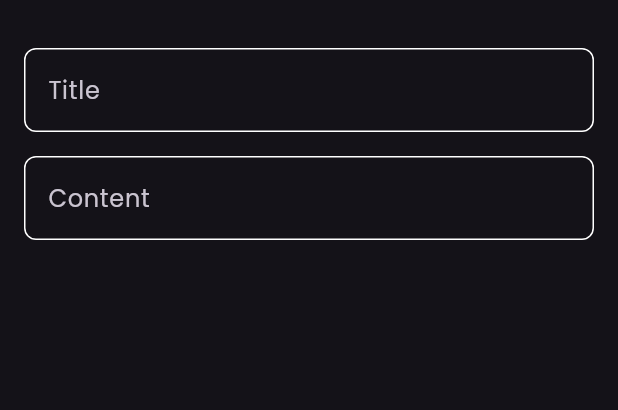
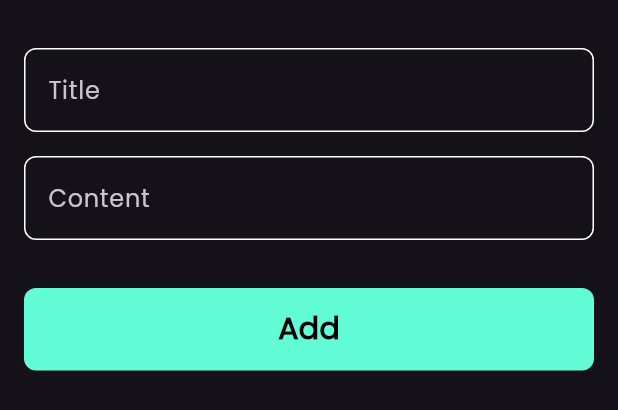
Before and after one commit to AhmedAdel8/notes_app, a Flutter app: the AddNoteBottomSheet widget shown alone on an empty page, opened directly, on a phone screen of 412 x 824 dp. Shown: the top 410 px of the screen. Run offline on Flutter 3.47's test engine with Material 3 defaults, Android fonts, the phone set to English and light mode, and no system bars; our stand-ins replace font_awesome_flutter.

Commit message:
finsh notes bottom sheet

```diff
--- a/lib/widgets/add_note_bottom_sheet.dart
+++ b/lib/widgets/add_note_bottom_sheet.dart
@@ -1,4 +1,6 @@
 import 'package:flutter/material.dart';
+import 'package:notes_app/constants.dart';
+import 'package:notes_app/widgets/custom_botton.dart';
 import 'package:notes_app/widgets/custom_text_field.dart';
 
 class AddNoteBottomSheet extends StatelessWidget {
@@ -8,6 +10,7 @@ class AddNoteBottomSheet extends StatelessWidget {
   Widget build(BuildContext context) {
     return Padding(
       padding: const EdgeInsets.symmetric(horizontal: 16),
+      child: SingleChildScrollView(
         child: Column(
           children: [
             SizedBox(
@@ -23,7 +26,15 @@ class AddNoteBottomSheet extends StatelessWidget {
               hint: 'Content',
               maxLines: 5,
             ),
+            SizedBox(
+              height: 32,
+            ),
+            CustomButton(),
+            SizedBox(
+              height: 16,
+            ),
           ],
+        ),
       ),
     );
   }
--- /dev/null
+++ b/lib/widgets/custom_botton.dart
@@ -0,0 +1,28 @@
+import 'package:flutter/material.dart';
+import 'package:notes_app/constants.dart';
+
+class CustomButton extends StatelessWidget {
+  const CustomButton({super.key});
+
+  @override
+  Widget build(BuildContext context) {
+    return Container(
+      width: MediaQuery.of(context).size.width, //بيجيب حجم الاسكرين
+      height: 55,
+      decoration: BoxDecoration(
+        color: KprimaryColor,
+        borderRadius: BorderRadius.circular(8),
+      ),
+      child: const Center(
+        child: Text(
+          'Add',
+          style: TextStyle(
+            color: Colors.black,
+            fontSize: 20,
+            fontWeight: FontWeight.bold,
+          ),
+        ),
+      ),
+    );
+  }
+}
```
Lines whose indentation alone changed are shown as unchanged.
